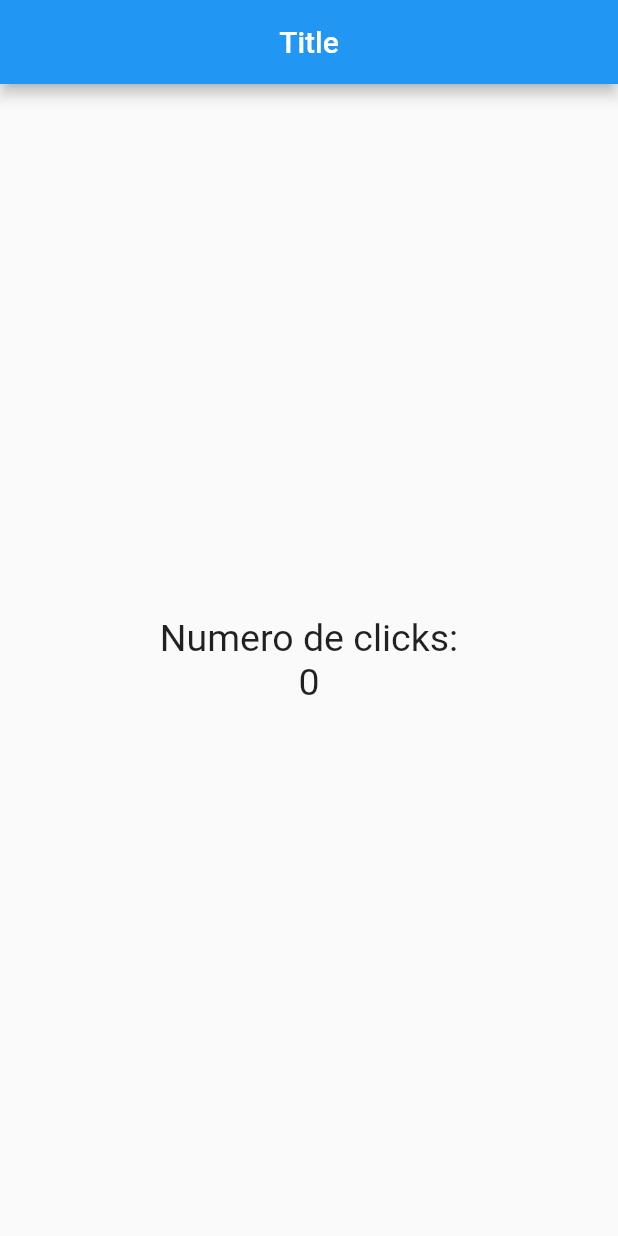
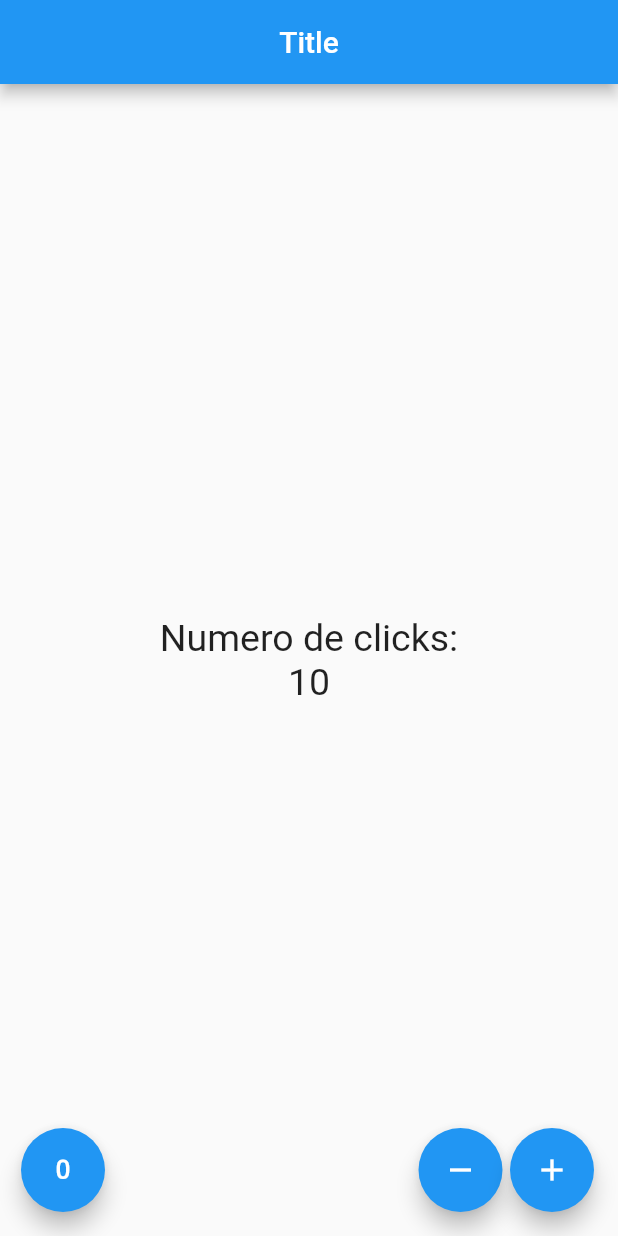
Before and after one commit to riclara/contador, a Flutter app: the screen it shows after launch, on a phone screen of 412 x 824 dp. Run offline on Flutter 3.47's test engine with Material 2 defaults, Android fonts, the phone set to English and light mode, and no system bars.

Commit message:
add buttons

```diff
--- a/lib/src/app.dart
+++ b/lib/src/app.dart
@@ -1,12 +1,13 @@
-import 'package:contador/src/pages/home_page.dart';
+import 'package:contador/src/pages/contador_page.dart';
 import 'package:flutter/material.dart';
 
 class MyApp extends StatelessWidget {
   @override
   Widget build(BuildContext context) {
     return MaterialApp(
+      debugShowCheckedModeBanner: false,
       home: Center(
-        child: HomePage()
+        child: ContadorPage()
       )
     );
   }
--- /dev/null
+++ b/lib/src/pages/contador_page.dart
@@ -0,0 +1,69 @@
+import 'package:flutter/material.dart';
+
+class ContadorPage extends StatefulWidget {
+  @override
+  createState() => _ContadorPageState();
+}
+
+class _ContadorPageState extends State<ContadorPage> {
+  final _estiloTexto = TextStyle(fontSize: 25);
+  int _conteo = 10;
+
+  @override
+  Widget build(BuildContext context) {
+    return Scaffold(
+      appBar: AppBar(
+        title: Text('Title'),
+        centerTitle: true,
+      ),
+      body: Center(
+        child: Column(
+          mainAxisAlignment: MainAxisAlignment.center,
+          children: <Widget>[
+            Text('Numero de clicks:', style: _estiloTexto),
+            Text('$_conteo', style: _estiloTexto)
+          ],
+        ),
+      ),
+      floatingActionButton: _crearBotones(),
+    );
+  }
+
+  Widget _crearBotones() {
+    return Row(
+      mainAxisAlignment: MainAxisAlignment.end,
+      children: <Widget>[
+        SizedBox(
+          width: 30.0,
+        ),
+        FloatingActionButton(
+            child: Icon(Icons.exposure_zero),
+            onPressed: _reiniciar),
+        Expanded(
+          child: SizedBox(),
+        ),
+        FloatingActionButton(
+            child: Icon(Icons.remove),
+            onPressed: _restar),
+        SizedBox(
+          width: 5.0,
+        ),
+        FloatingActionButton(
+            child: Icon(Icons.add),
+            onPressed: _agregar)
+      ],
+    );
+  }
+
+  void _agregar() {
+    setState(() => _conteo++);
+  }
+
+  void _restar() {
+    setState(() => _conteo--);
+  }
+
+  void _reiniciar() {
+    setState(() => _conteo = 0);
+  }
+}
--- a/lib/src/pages/home_page.dart
+++ /dev/null
@@ -1,27 +0,0 @@
-import 'package:flutter/material.dart';
-
-class HomePage extends StatelessWidget {
-  final estiloTexto = TextStyle(fontSize: 25);
-
-  @override
-  Widget build(BuildContext context) {
-    return Scaffold(
-      appBar: AppBar(
-        title: Text('Title'),
-        centerTitle: true,
-      ),
-      body: Center(
-        child: Column(
-          mainAxisAlignment: MainAxisAlignment.center,
-          children: <Widget>[
-            Text(
-              'Numero de clicks:',
-              style: estiloTexto
-            ),
-            Text('0', style: estiloTexto)
-          ],
-        ),
-      ),
-    );
-  }
-}
```
